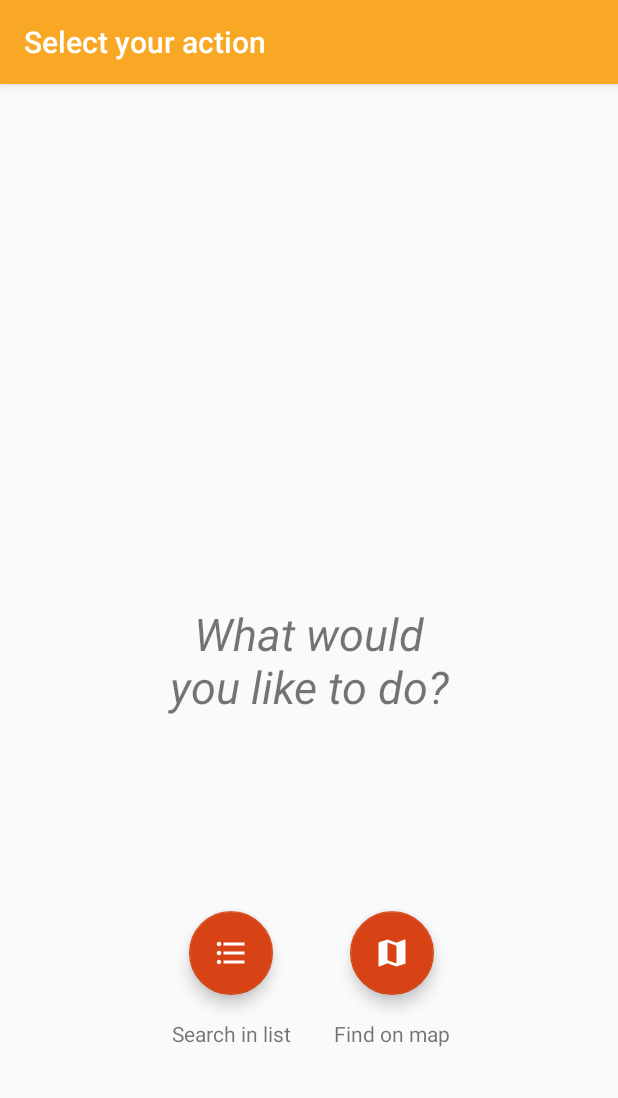
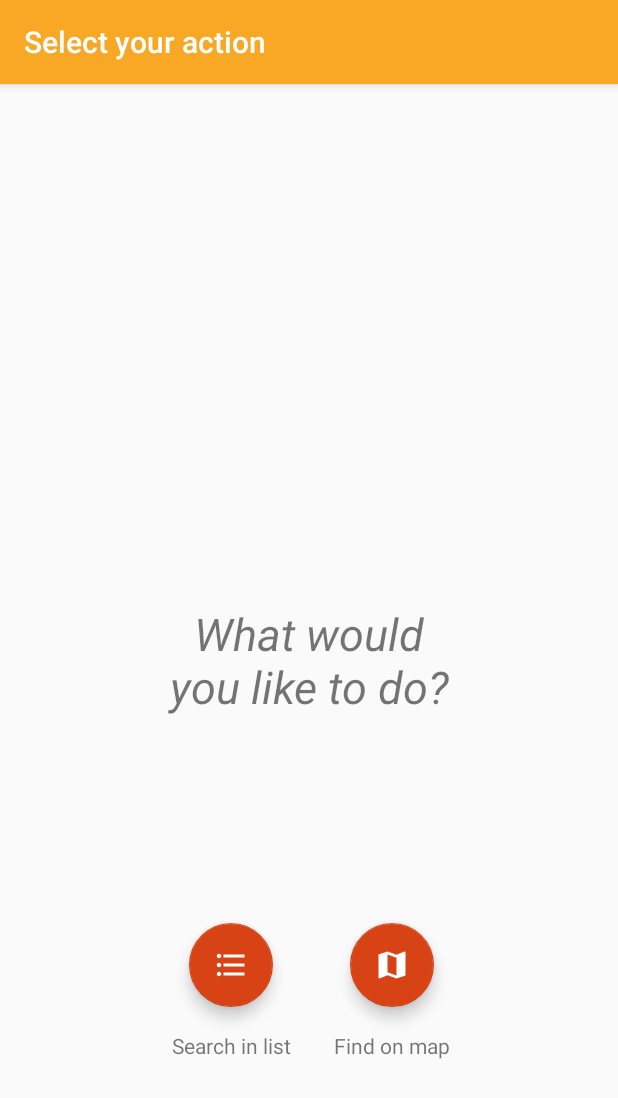
Before and after one commit to pooh-labs/eaterslab, an Android app: the screen it shows after launch (HelloSelectActivity), on a phone screen of 412 x 824 dp. Shown: the top 1098 px of the screen. Run offline under Robolectric (Android 15) with nearby library versions, the phone set to English and light mode, and no system bars.

Commit message:
newline and dimens fixes

```diff
--- a/android/app/src/main/res/layout/activity_hello_select.xml
+++ b/android/app/src/main/res/layout/activity_hello_select.xml
@@ -12,9 +12,9 @@
         android:id="@+id/fabSearch"
         android:layout_width="wrap_content"
         android:layout_height="wrap_content"
-        android:layout_marginStart="16dp"
-        android:layout_marginEnd="16dp"
-        android:layout_marginBottom="32dp"
+        android:layout_marginStart="@dimen/fab_margin"
+        android:layout_marginEnd="@dimen/fab_margin"
+        android:layout_marginBottom="@dimen/fab_margin"
         android:clickable="true"
         android:focusable="true"
         app:layout_constraintBottom_toBottomOf="parent"
@@ -28,9 +28,9 @@
         android:id="@+id/fabMap"
         android:layout_width="wrap_content"
         android:layout_height="wrap_content"
-        android:layout_marginStart="16dp"
-        android:layout_marginEnd="16dp"
-        android:layout_marginBottom="32dp"
+        android:layout_marginStart="@dimen/fab_margin"
+        android:layout_marginEnd="@dimen/fab_margin"
+        android:layout_marginBottom="@dimen/fab_margin"
         android:clickable="true"
         android:focusable="true"
         app:layout_constraintBottom_toBottomOf="parent"
@@ -44,7 +44,7 @@
         android:id="@+id/textViewSearch"
         android:layout_width="wrap_content"
         android:layout_height="wrap_content"
-        android:layout_marginTop="16dp"
+        android:layout_marginTop="@dimen/fab_margin"
         android:text="@string/search_in_list"
         app:layout_constraintEnd_toEndOf="@+id/fabSearch"
         app:layout_constraintStart_toStartOf="@+id/fabSearch"
@@ -54,7 +54,7 @@
         android:id="@+id/textViewMap"
         android:layout_width="wrap_content"
         android:layout_height="wrap_content"
-        android:layout_marginTop="16dp"
+        android:layout_marginTop="@dimen/fab_margin"
         android:text="@string/find_on_map"
         app:layout_constraintEnd_toEndOf="@+id/fabMap"
         app:layout_constraintStart_toStartOf="@+id/fabMap"
@@ -62,11 +62,11 @@
 
     <TextView
         android:id="@+id/textViewQuestion"
-        android:layout_width="200dp"
+        android:layout_width="@dimen/hello_message_width"
         android:layout_height="wrap_content"
         android:gravity="center"
         android:text="@string/choose_action"
-        android:textSize="30sp"
+        android:textSize="@dimen/hello_message_size"
         android:textStyle="italic"
         app:layout_constraintBottom_toBottomOf="parent"
         app:layout_constraintEnd_toEndOf="parent"
--- a/android/app/src/main/res/values/dimens.xml
+++ b/android/app/src/main/res/values/dimens.xml
@@ -28,4 +28,6 @@
     <dimen name="menu_item_card_height">220dp</dimen>
     <dimen name="menu_card_radius">4dp</dimen>
     <dimen name="slideshow_padding">16dp</dimen>
+    <dimen name="hello_message_width">200dp</dimen>
+    <dimen name="hello_message_size">30sp</dimen>
 </resources>
```
Also changed, not shown: android/app/src/main/java/labs/pooh/mycanteen/util/Drawable.kt (line endings or trailing spaces), android/app/src/main/java/labs/pooh/mycanteen/util/Permission.kt (line endings or trailing spaces), android/app/src/main/res/drawable/button_round.xml (line endings or trailing spaces), android/app/src/main/res/layout/activity_map_search.xml (line endings or trailing spaces).
